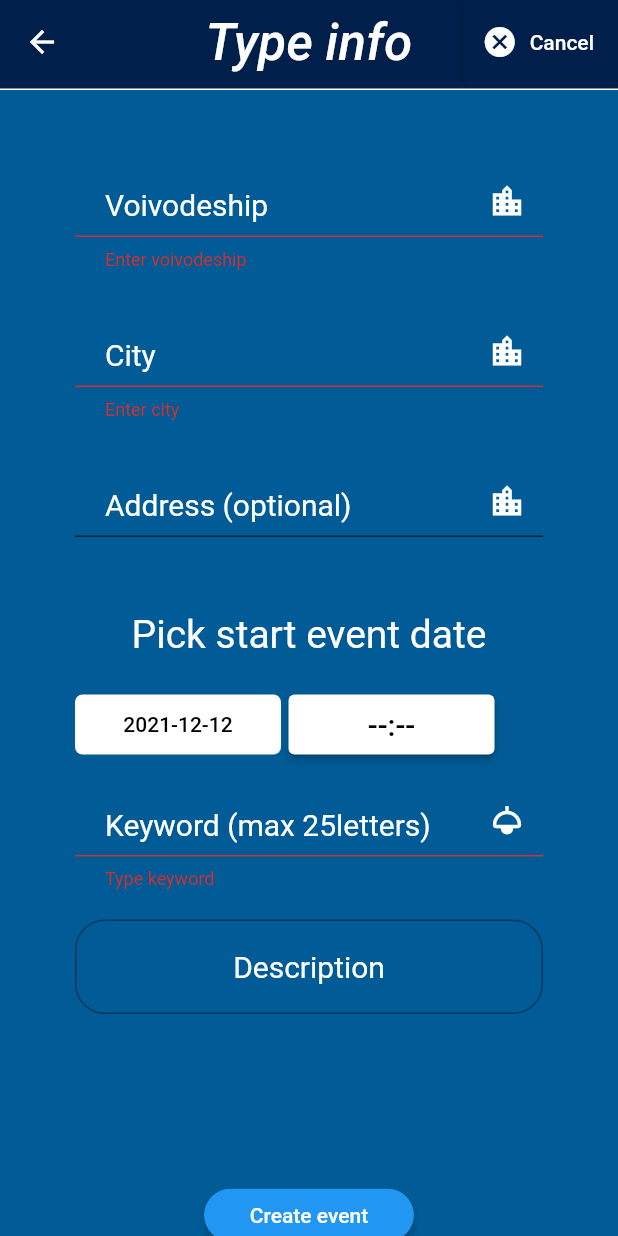
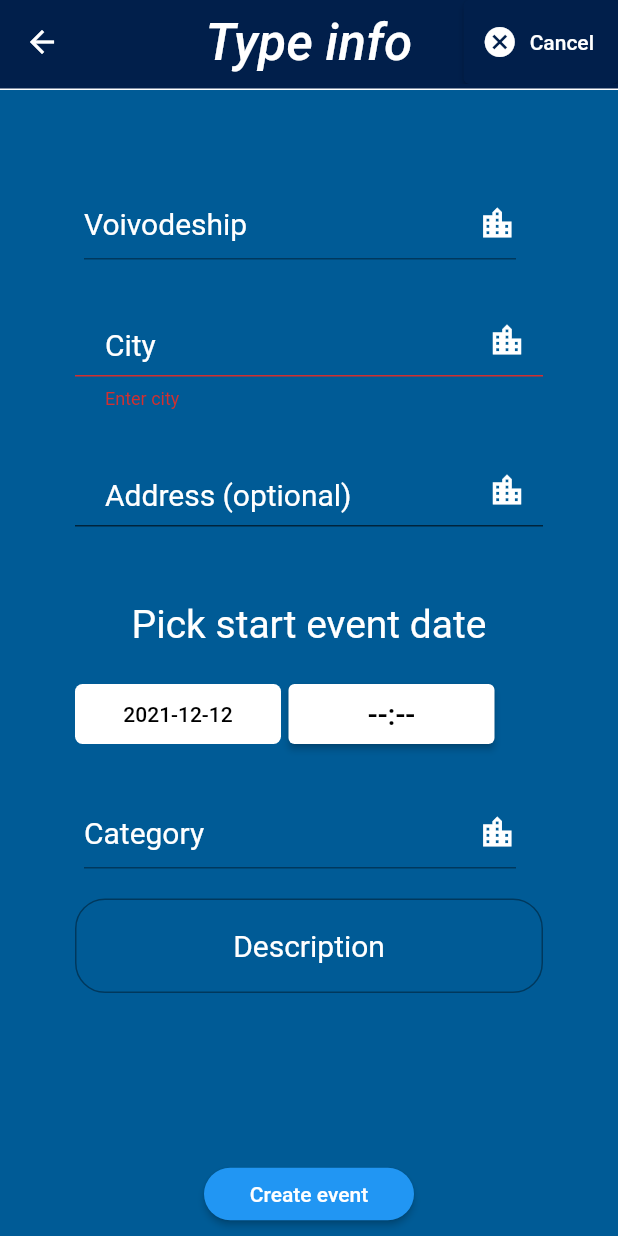
Before and after one commit to Kryszczyn99/Children-event-map, a Flutter app: the FormEvent screen opened directly with empty values, after a tap on "Create event", on a phone screen of 412 x 824 dp. Run offline on Flutter 3.47's test engine with Material 2 defaults, Android fonts, the phone set to English and light mode, and no system bars; our stand-ins replace cloud_firestore, file_picker, firebase_auth, firebase_core, firebase_storage, geolocator and 1 more; missing offline and left inert: custom_info_window; accounts and stored records are empty.

Commit message:
category-for-event

```diff
--- a/lib/screens/newEvent/event_form.dart
+++ b/lib/screens/newEvent/event_form.dart
@@ -2,6 +2,7 @@ import 'package:children_event_map/screens/home/home.dart';
 import 'package:children_event_map/screens/newEvent/button_widget.dart';
 import 'package:children_event_map/services/database.dart';
 import 'package:children_event_map/style/colors.dart';
+import 'package:cloud_firestore/cloud_firestore.dart';
 import 'package:firebase_auth/firebase_auth.dart';
 import 'package:flutter/cupertino.dart';
 import 'package:flutter/material.dart';
@@ -18,6 +19,9 @@ class FormEvent extends StatefulWidget {
 
 class _FormEventState extends State<FormEvent> {
   final _formKey = GlobalKey<FormState>();
+
+  bool voivodeshipCheckerflag = false;
+  bool categoryCheckerflag = false;
 
   String hour = "--";
   String minute = "--";
@@ -79,6 +83,7 @@ class _FormEventState extends State<FormEvent> {
                 const SizedBox(
                   height: 30.0,
                 ),
+                /*
                 TextFormField(
                   style: TextStyle(color: Colors.white, fontSize: 20),
                   decoration: InputDecoration(
@@ -94,6 +99,59 @@ class _FormEventState extends State<FormEvent> {
                     setState(() => voivodeship = val);
                   },
                   validator: (val) => val!.isEmpty ? 'Enter voivodeship' : null,
+                ),
+                */
+                StreamBuilder(
+                  stream: DatabaseService(uid: '')
+                      .voivodeshipCollection
+                      .snapshots(),
+                  builder: (BuildContext context,
+                      AsyncSnapshot<QuerySnapshot> snapshot) {
+                    if (!snapshot.hasData) {
+                      return Center(
+                        child: CircularProgressIndicator(),
+                      );
+                    }
+                    List<String> voivodeshipArray = [];
+                    for (var voivo in snapshot.data!.docs) {
+                      voivodeshipArray.add(voivo.get('name'));
+                    }
+                    //print(voivodeshipArray);
+                    return Container(
+                      width: 300,
+                      padding: EdgeInsets.only(top: 15, right: 12),
+                      child: DropdownButtonFormField<String>(
+                        hint: Text(
+                          'Voivodeship',
+                          style: TextStyle(color: Colors.white, fontSize: 20),
+                        ),
+                        dropdownColor: MyColors.color3,
+                        elevation: 16,
+                        icon: Icon(Icons.location_city,
+                            color: Colors.white, size: 25.0),
+                        style: TextStyle(color: MyColors.color3),
+                        onChanged: (String? newValue) {
+                          setState(() {
+                            voivodeshipCheckerflag = true;
+                            voivodeship = newValue!;
+                          });
+                        },
+                        items: voivodeshipArray
+                            .map<DropdownMenuItem<String>>((String value) {
+                          return DropdownMenuItem<String>(
+                            value: value,
+                            child: Container(
+                              child: Text(
+                                value,
+                                style: TextStyle(
+                                    color: Colors.white, fontSize: 20),
+                              ),
+                            ),
+                          );
+                        }).toList(),
+                      ),
+                    );
+                  },
                 ),
                 const SizedBox(
                   height: 30.0,
@@ -183,6 +241,58 @@ class _FormEventState extends State<FormEvent> {
                   ],
                 ),
                 SizedBox(height: 20.0),
+                StreamBuilder(
+                  stream:
+                      DatabaseService(uid: '').categoryCollection.snapshots(),
+                  builder: (BuildContext context,
+                      AsyncSnapshot<QuerySnapshot> snapshot) {
+                    if (!snapshot.hasData) {
+                      return Center(
+                        child: CircularProgressIndicator(),
+                      );
+                    }
+                    List<String> categoryArray = [];
+                    for (var voivo in snapshot.data!.docs) {
+                      categoryArray.add(voivo.get('name'));
+                    }
+                    //print(voivodeshipArray);
+                    return Container(
+                      width: 300,
+                      padding: EdgeInsets.only(top: 15, right: 12),
+                      child: DropdownButtonFormField<String>(
+                        hint: Text(
+                          'Category',
+                          style: TextStyle(color: Colors.white, fontSize: 20),
+                        ),
+                        dropdownColor: MyColors.color3,
+                        elevation: 16,
+                        icon: Icon(Icons.location_city,
+                            color: Colors.white, size: 25.0),
+                        style: TextStyle(color: MyColors.color3),
+                        onChanged: (String? newValue) {
+                          setState(() {
+                            categoryCheckerflag = true;
+                            tag = newValue!;
+                          });
+                        },
+                        items: categoryArray
+                            .map<DropdownMenuItem<String>>((String value) {
+                          return DropdownMenuItem<String>(
+                            value: value,
+                            child: Container(
+                              child: Text(
+                                value,
+                                style: TextStyle(
+                                    color: Colors.white, fontSize: 20),
+                              ),
+                            ),
+                          );
+                        }).toList(),
+                      ),
+                    );
+                  },
+                ),
+                /*
                 TextFormField(
                   style: TextStyle(color: Colors.white, fontSize: 20),
                   decoration: InputDecoration(
@@ -199,7 +309,7 @@ class _FormEventState extends State<FormEvent> {
                   },
                   validator: (val) =>
                       val!.isEmpty || val.length > 25 ? 'Type keyword' : null,
-                ),
+                ),*/
                 SizedBox(height: 20.0),
                 TextFormField(
                   style: TextStyle(color: Colors.white, fontSize: 20),
@@ -235,7 +345,15 @@ class _FormEventState extends State<FormEvent> {
                           borderRadius: BorderRadius.circular(30.0)))),
                   onPressed: () async {
                     if (_formKey.currentState!.validate()) {
-                      if (hour == "--" || minute == "--") {
+                      if (voivodeshipCheckerflag == false) {
+                        setState(() {
+                          error = "Pick voivodeship!";
+                        });
+                      } else if (categoryCheckerflag == false) {
+                        setState(() {
+                          error = "Pick category!";
+                        });
+                      } else if (hour == "--" || minute == "--") {
                         setState(() {
                           error = "Give validate hours!";
                         });
--- a/lib/services/database.dart
+++ b/lib/services/database.dart
@@ -21,6 +21,12 @@ class DatabaseService {
 
   final CollectionReference likesCollection =
       FirebaseFirestore.instance.collection('likeTable');
+
+  final CollectionReference voivodeshipCollection =
+      FirebaseFirestore.instance.collection('voivodeship');
+
+  final CollectionReference categoryCollection =
+      FirebaseFirestore.instance.collection('categoryTable');
 
   Future setUserInformation(
       String name, String uid, String email, String surname) async {
```
